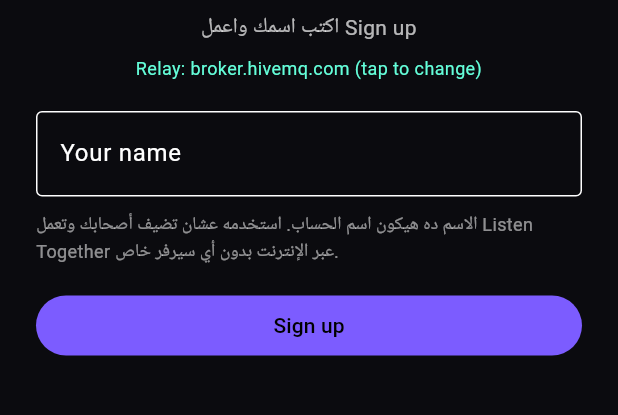
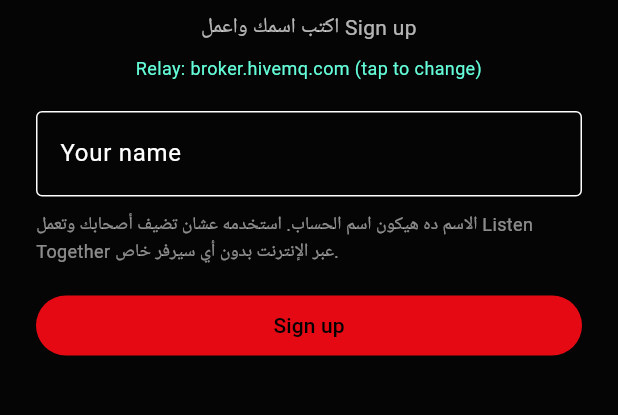
Before and after one commit to mazenkareem9098-dev/mezox-music-app, a Flutter app: the screen it shows after launch, on a phone screen of 412 x 824 dp, the part 474-889 px from its top. Run offline on Flutter 3.47's test engine with Material 3 defaults, Android fonts, the phone set to English and light mode, and no system bars; our stand-ins replace audio_service, flutter_secure_storage, just_audio, shared_preferences; missing offline and left inert: mqtt_client, youtube_explode_dart; accounts and stored records are empty.

Commit message:
Black/red theme + MEZOX emblem + full platform scaffolding

```diff
--- a/lib/main.dart
+++ b/lib/main.dart
@@ -55,11 +55,12 @@ class MezoxApp extends StatelessWidget {
         debugShowCheckedModeBanner: false,
         theme: ThemeData(
           brightness: Brightness.dark,
-          scaffoldBackgroundColor: const Color(0xFF0B0B0F),
+          scaffoldBackgroundColor: const Color(0xFF050505),
           colorScheme: const ColorScheme.dark(
-            primary: Color(0xFF7C5CFF),
-            secondary: Color(0xFF00D1B2),
-            surface: Color(0xFF141420),
+            primary: Color(0xFFE50914),
+            secondary: Color(0xFFFF2D55),
+            surface: Color(0xFF141414),
+            error: Color(0xFFFF3B30),
           ),
           useMaterial3: true,
         ),
```
